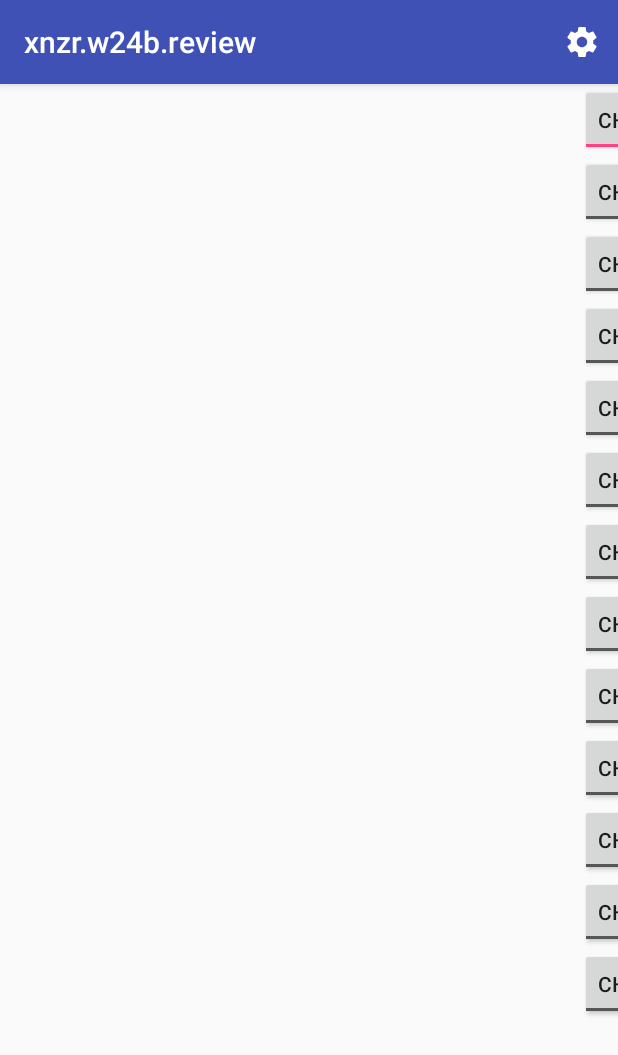
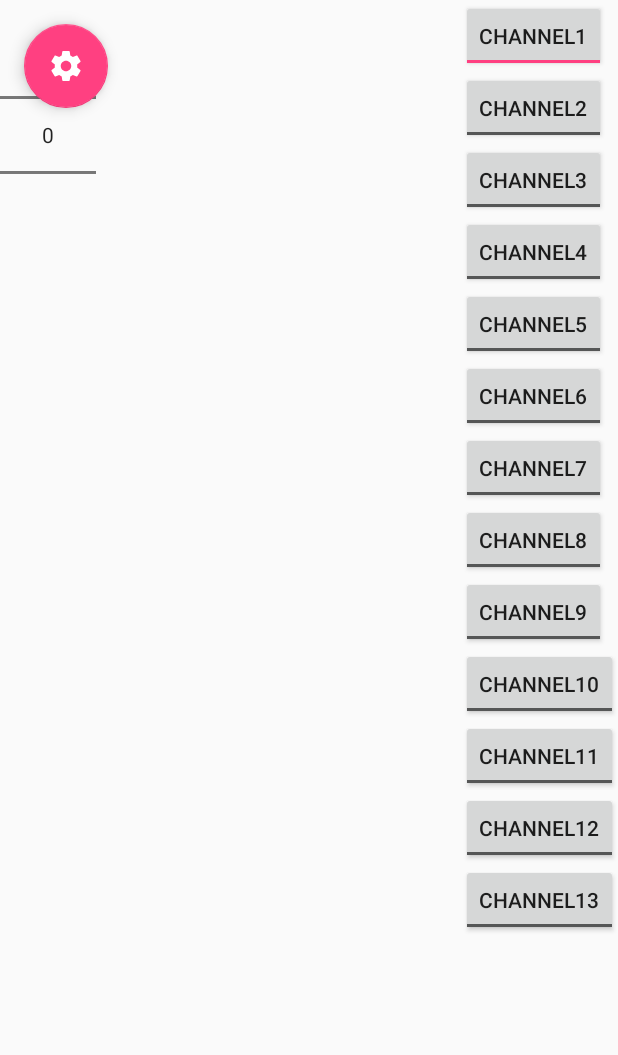
Before and after one commit to xnzr/xnzr.wifi.review, an Android app: the screen it shows after launch (MainActivity), on a phone screen of 412 x 824 dp. Shown: the top 1055 px of the screen. Run offline under Robolectric (Android 15) with nearby library versions, the phone set to English and light mode, and no system bars; 10 statements that could not run were skipped.

Commit message:
UI refactoring: [*] get rid of toolbar menu; [+] floating action button to call settings; [+] added thread to read data from device; [+] added interface to notify about device state changes;

```diff
--- a/app/src/main/java/com/airtago/xnzrw24breview/MainActivity.java
+++ b/app/src/main/java/com/airtago/xnzrw24breview/MainActivity.java
@@ -23,7 +23,7 @@ public class MainActivity extends AppCompatActivity {
     @Override
     public boolean onCreateOptionsMenu(Menu menu) {
         // Inflate the menu; this adds items to the action bar if it is present.
-        getMenuInflater().inflate(R.menu.menu_main, menu);
+        //getMenuInflater().inflate(R.menu.menu_main, menu);
         return true;
     }
 
--- a/app/src/main/java/com/airtago/xnzrw24breview/MainActivityFragment.java
+++ b/app/src/main/java/com/airtago/xnzrw24breview/MainActivityFragment.java
@@ -1,35 +1,88 @@
 package com.airtago.xnzrw24breview;
 
-import android.content.Context;
+import android.content.Intent;
+import android.os.Handler;
+import android.os.Message;
+import android.support.annotation.Nullable;
 import android.support.v4.app.Fragment;
 import android.os.Bundle;
 import android.view.LayoutInflater;
 import android.view.View;
 import android.view.ViewGroup;
+import android.widget.ToggleButton;
+
 import com.airtago.xnzrw24breview.usb.DeviceDriver;
+import com.airtago.xnzrw24breview.usb.DeviceDriverWatcher;
 import com.airtago.xnzrw24breview.usb.DeviceNotFoundException;
 import com.airtago.xnzrw24breview.usb.DeviceOpenFailedException;
 
 /**
  * A placeholder fragment containing a simple view.
  */
-public class MainActivityFragment extends Fragment implements View.OnClickListener {
+public class MainActivityFragment extends Fragment {
+    private final String TAG = MainActivityFragment.class.getSimpleName();
 
-    private DeviceDriver _driver;
+    private DeviceDriver mDriver;
+    private Thread mReadingThread = new Thread(new Runnable() {
+        @Override
+        public void run() {
+            threadLoop();
+        }
+    });
+    private Handler mHandler;
 
-    public MainActivityFragment() {
+    @Override
+    public void onCreate(@Nullable Bundle savedInstanceState) {
+        super.onCreate(savedInstanceState);
+
+        mHandler = new Handler() {
+            public void handleMessage(Message msg) {
+//                if (msg.what == MessageFields.CODE_DATA) {
+//                    Log.d(TAG, "ant=" + msg.getData().getInt(MessageFields.FIELD_ANT_INT) + " ch=" + msg.getData().getInt(MessageFields.FIELD_CH_INT) + " ssid=" +msg.getData().getString(MessageFields.FIELD_SSID_STR) + " mac=" + msg.getData().getString(MessageFields.FIELD_MAC_STR) + " rssi=" + msg.getData().getDouble(MessageFields.FIELD_RSSI_DOUBLE));
+//                    try {
+//                        WFPacket packet = new WFPacket(msg.getData().getString(MessageFields.FIELD_RAW_STR));
+//                        networksFragment.addInfo(packet);
+//                        if (mSelectedNetwork != null && mSelectedNetwork.Ssid.equals(packet.apName) && mSelectedNetwork.Mac.equals(packet.mac)) {
+//                            mChannelsFragment.addInfo(packet);
+//
+//                            if (mLevelCalculator != null) {
+//                                mLevelCalculator.handleInfo(packet);
+//                                mCameraFragmentInterface.setLevel(mLevelCalculator.getAvg());
+//                            }
+//                        }
+//                    } catch (WFParseException e) {
+//                        e.printStackTrace();
+//                    }
+//                }
+            };
+        };
+    }
+
+    @Override
+    public void onSaveInstanceState(Bundle outState) {
+        super.onSaveInstanceState(outState);
     }
 
     @Override
     public void onStart() {
         super.onStart();
 
-        if (_driver == null) {
-            _driver = new DeviceDriver(getContext(), true);
+        if (mDriver == null) {
+            mDriver = new DeviceDriver(getContext(), true, new DeviceDriverWatcher() {
+                @Override
+                public void onDeviceStart() {
+                    mReadingThread.start();
+                }
+
+                @Override
+                public void onDeviceStop() {
+                    mReadingThread.interrupt();
+                }
+            });
         }
-        if (_driver != null) {
+        if (mDriver != null) {
             try {
-                _driver.init();
+                mDriver.init();
             } catch (DeviceNotFoundException e) {
                 e.printStackTrace();
             } catch (DeviceOpenFailedException e) {
@@ -42,16 +95,16 @@ public class MainActivityFragment extends Fragment implements View.OnClickListen
     public void onStop() {
         super.onStop();
 
-        if (_driver != null) {
-            _driver.close();
+        if (mDriver != null) {
+            mDriver.close();
         }
     }
 
     @Override
     public void onDetach() {
-        if (_driver != null) {
-            _driver.close();
-            _driver = null;
+        if (mDriver != null) {
+            mDriver.close();
+            mDriver = null;
         }
         super.onDetach();
     }
@@ -59,27 +112,48 @@ public class MainActivityFragment extends Fragment implements View.OnClickListen
     @Override
     public View onCreateView(LayoutInflater inflater, ViewGroup container,
                              Bundle savedInstanceState) {
-        View fragmentView = inflater.inflate(R.layout.fragment_main, container, false);
-        fragmentView.findViewById(R.id.button1).setOnClickListener(this);
-        fragmentView.findViewById(R.id.button2).setOnClickListener(this);
-        fragmentView.findViewById(R.id.button3).setOnClickListener(this);
-        fragmentView.findViewById(R.id.button4).setOnClickListener(this);
-        fragmentView.findViewById(R.id.button5).setOnClickListener(this);
-        fragmentView.findViewById(R.id.button6).setOnClickListener(this);
-        fragmentView.findViewById(R.id.button7).setOnClickListener(this);
-        fragmentView.findViewById(R.id.button8).setOnClickListener(this);
-        fragmentView.findViewById(R.id.button9).setOnClickListener(this);
-        fragmentView.findViewById(R.id.button10).setOnClickListener(this);
-        fragmentView.findViewById(R.id.button11).setOnClickListener(this);
-        fragmentView.findViewById(R.id.button12).setOnClickListener(this);
-        fragmentView.findViewById(R.id.button13).setOnClickListener(this);
+        final View fragmentView = inflater.inflate(R.layout.fragment_main, container, false);
+
+        View.OnClickListener channelButtonListener = new View.OnClickListener() {
+            @Override
+            public void onClick(View v) {
+                ((ToggleButton)v).toggle();
+                if (mDriver != null) {
+                    mDriver.changeChannel(Integer.parseInt(v.getTag().toString()));
+                }
+            }
+        };
+        //((ToggleButton)fragmentView.findViewById(R.id.button1)).setOnCheckedChangeListener();
+        fragmentView.findViewById(R.id.button1).setOnClickListener(channelButtonListener);
+        fragmentView.findViewById(R.id.button2).setOnClickListener(channelButtonListener);
+        fragmentView.findViewById(R.id.button3).setOnClickListener(channelButtonListener);
+        fragmentView.findViewById(R.id.button4).setOnClickListener(channelButtonListener);
+        fragmentView.findViewById(R.id.button5).setOnClickListener(channelButtonListener);
+        fragmentView.findViewById(R.id.button6).setOnClickListener(channelButtonListener);
+        fragmentView.findViewById(R.id.button7).setOnClickListener(channelButtonListener);
+        fragmentView.findViewById(R.id.button8).setOnClickListener(channelButtonListener);
+        fragmentView.findViewById(R.id.button9).setOnClickListener(channelButtonListener);
+        fragmentView.findViewById(R.id.button10).setOnClickListener(channelButtonListener);
+        fragmentView.findViewById(R.id.button11).setOnClickListener(channelButtonListener);
+        fragmentView.findViewById(R.id.button12).setOnClickListener(channelButtonListener);
+        fragmentView.findViewById(R.id.button13).setOnClickListener(channelButtonListener);
+
+        fragmentView.findViewById(R.id.settingsButton).setOnClickListener(new View.OnClickListener() {
+            @Override
+            public void onClick(View v) {
+                Intent preferencesIntent = new Intent(getActivity(), SettingsActivity.class);
+                getActivity().startActivity(preferencesIntent);
+            }
+        });
+
         return fragmentView;
     }
 
-    @Override
-    public void onClick(View v) {
-        if (_driver != null) {
-            _driver.changeChannel(Integer.parseInt(v.getTag().toString()));
+    private void threadLoop() {
+        while (!Thread.currentThread().isInterrupted()) {
+            if (mDriver.tryReadPacket()) {
+                mDriver.getPackets();
+            }
         }
     }
 }
--- a/app/src/main/java/com/airtago/xnzrw24breview/usb/DeviceDriver.java
+++ b/app/src/main/java/com/airtago/xnzrw24breview/usb/DeviceDriver.java
@@ -29,6 +29,7 @@ public final class DeviceDriver {
     private final int READ_BUF_SIZE    = 30 * 16;
 
     private Context mContext;
+    private DeviceDriverWatcher mWatcher;
     private UsbManager mUsbManager;
     private UsbDevice mDevice = null;
     private UsbDeviceConnection mConnection = null;
@@ -38,6 +39,8 @@ public final class DeviceDriver {
 
     private WiFiPacketCreator mPacketCreator = null;
     private ArrayList<WiFiPacket> mPackets;
+
+    private Thread mThread = null;
 
     public DeviceDriver(Context context) {
         mContext = context;
@@ -53,6 +56,11 @@ public final class DeviceDriver {
     public DeviceDriver(Context context, boolean useOldProtocol) {
         this(context);
         mInitWithOldProtocol = useOldProtocol;
+    }
+
+    public DeviceDriver(Context context, boolean useOldProtocol, DeviceDriverWatcher watcher) {
+        this(context, useOldProtocol);
+        mWatcher = watcher;
     }
 
     private BroadcastReceiver mUsbReceiver = new BroadcastReceiver() {
@@ -136,6 +144,9 @@ public final class DeviceDriver {
         if (mInitWithOldProtocol) {
             useOldProtocol();
         }
+        if (mWatcher != null) {
+            mWatcher.onDeviceStart();
+        }
     }
 
     private void findDevice() throws DeviceNotFoundException {
@@ -205,6 +216,9 @@ public final class DeviceDriver {
     }
 
     public void close() {
+        if (mWatcher != null) {
+            mWatcher.onDeviceStop();
+        }
         mDataReader = null;
         if (mConnection != null) {
             mConnection.releaseInterface(mUsbInterface);
@@ -253,6 +267,9 @@ public final class DeviceDriver {
     }
 
     public boolean tryReadPacket() {
+        if (mDataReader == null)
+            return false;
+
         byte[] buf = new byte[READ_BUF_SIZE];
         int read = 0;
         try {
--- /dev/null
+++ b/app/src/main/java/com/airtago/xnzrw24breview/usb/DeviceDriverWatcher.java
@@ -0,0 +1,10 @@
+package com.airtago.xnzrw24breview.usb;
+
+/**
+ * Created by alexe on 13.07.2017.
+ */
+
+public interface DeviceDriverWatcher {
+    void onDeviceStart();
+    void onDeviceStop();
+}
--- a/app/src/main/res/layout/activity_main.xml
+++ b/app/src/main/res/layout/activity_main.xml
@@ -8,20 +8,28 @@
     android:fitsSystemWindows="true"
     tools:context=".MainActivity">
 
-    <android.support.design.widget.AppBarLayout
-        android:layout_width="match_parent"
-        android:layout_height="wrap_content"
-        android:theme="@style/AppTheme.AppBarOverlay">
+    <!--<android.support.design.widget.AppBarLayout-->
+        <!--android:layout_width="match_parent"-->
+        <!--android:layout_height="wrap_content"-->
+        <!--android:theme="@style/AppTheme.AppBarOverlay">-->
 
-        <android.support.v7.widget.Toolbar
-            android:id="@+id/toolbar"
-            android:layout_width="match_parent"
-            android:layout_height="?attr/actionBarSize"
-            android:background="?attr/colorPrimary"
-            app:popupTheme="@style/AppTheme.PopupOverlay"/>
+        <!--&lt;!&ndash;<android.support.v7.widget.Toolbar&ndash;&gt;-->
+            <!--&lt;!&ndash;android:id="@+id/toolbar"&ndash;&gt;-->
+            <!--&lt;!&ndash;android:layout_width="match_parent"&ndash;&gt;-->
+            <!--&lt;!&ndash;android:layout_height="?attr/actionBarSize"&ndash;&gt;-->
+            <!--&lt;!&ndash;android:background="?attr/colorPrimary"&ndash;&gt;-->
+            <!--&lt;!&ndash;app:popupTheme="@style/AppTheme.PopupOverlay"/>&ndash;&gt;-->
 
-    </android.support.design.widget.AppBarLayout>
+    <!--</android.support.design.widget.AppBarLayout>-->
 
     <include layout="@layout/content_main"/>
 
+    <android.support.design.widget.FloatingActionButton
+        android:id="@+id/settingsButton"
+        android:layout_width="wrap_content"
+        android:layout_height="wrap_content"
+        android:layout_gravity="top|start"
+        android:layout_margin="@dimen/fab_margin"
+        app:srcCompat="@drawable/ic_settings_24dp"/>
+
 </android.support.design.widget.CoordinatorLayout>
--- a/app/src/main/res/layout/fragment_main.xml
+++ b/app/src/main/res/layout/fragment_main.xml
@@ -1,5 +1,5 @@
 <?xml version="1.0" encoding="utf-8"?>
-<GridLayout xmlns:android="http://schemas.android.com/apk/res/android"
+<RelativeLayout xmlns:android="http://schemas.android.com/apk/res/android"
             xmlns:app="http://schemas.android.com/apk/res-auto"
             xmlns:tools="http://schemas.android.com/tools"
             android:layout_width="match_parent"
@@ -9,14 +9,12 @@
             tools:context="com.airtago.xnzrw24breview.MainActivityFragment"
             tools:showIn="@layout/activity_main">
 
-    <RelativeLayout
-        android:id="@+id/cameraLayout"
-        android:layout_width="580px"
+    <LinearLayout
+        android:id="@+id/channelsLayout"
+        android:layout_width="wrap_content"
         android:layout_height="match_parent"
-        android:layout_column="0"
-        android:layout_rowSpan="13">
-
-    </RelativeLayout>
+        android:orientation="vertical"
+        android:layout_alignParentRight="true">
 
         <ToggleButton
             android:id="@+id/button1"
@@ -149,6 +147,21 @@
             android:textOff="Channel13"
             android:tag="13"/>
 
+    </LinearLayout>
+
+    <FrameLayout
+        android:id="@+id/cameraLayout"
+        android:layout_height="match_parent"
+        android:layout_width="match_parent"
+        android:layout_alignParentTop="true"
+        android:layout_alignParentStart="true">
+
+        <NumberPicker
+            android:id="@+id/numberPicker"
+            android:layout_width="wrap_content"
+            android:layout_height="wrap_content"/>
+    </FrameLayout>
+
     <!--<RelativeLayout-->
     <!--android:id="@+id/channelsLayout"-->
     <!--android:layout_width="0dp"-->
@@ -157,4 +170,4 @@
 
     <!--</RelativeLayout>-->
 
-</GridLayout>
+</RelativeLayout>
--- /dev/null
+++ b/app/src/main/res/xml/dimens.xml
@@ -0,0 +1,4 @@
+<?xml version="1.0" encoding="utf-8"?>
+<PreferenceScreen xmlns:android="http://schemas.android.com/apk/res/android">
+    <dimen name="fab_margin">16dp</dimen>
+</PreferenceScreen>
```
Lines whose indentation alone changed are shown as unchanged.
